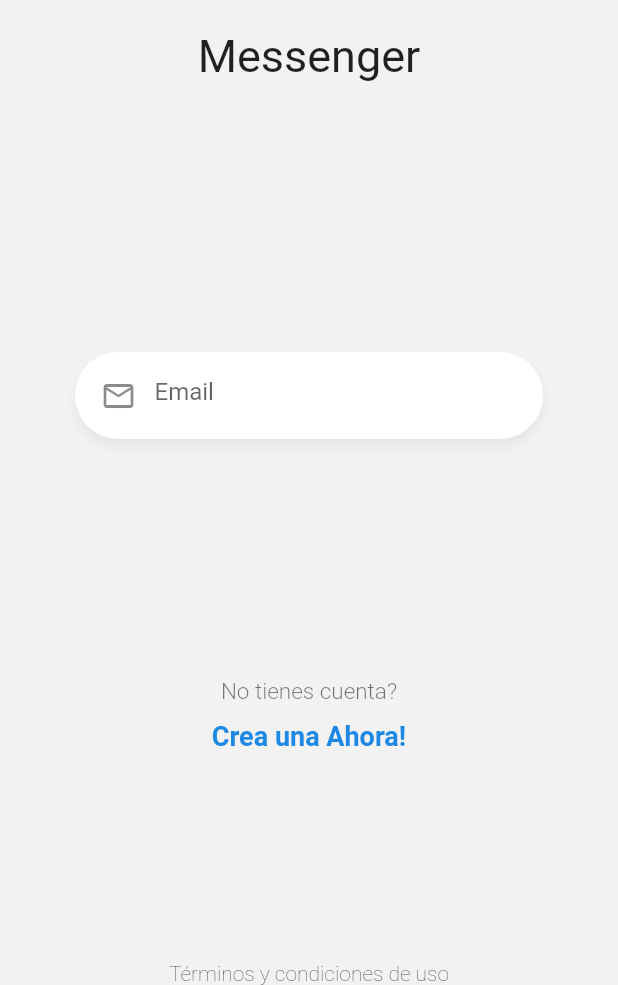
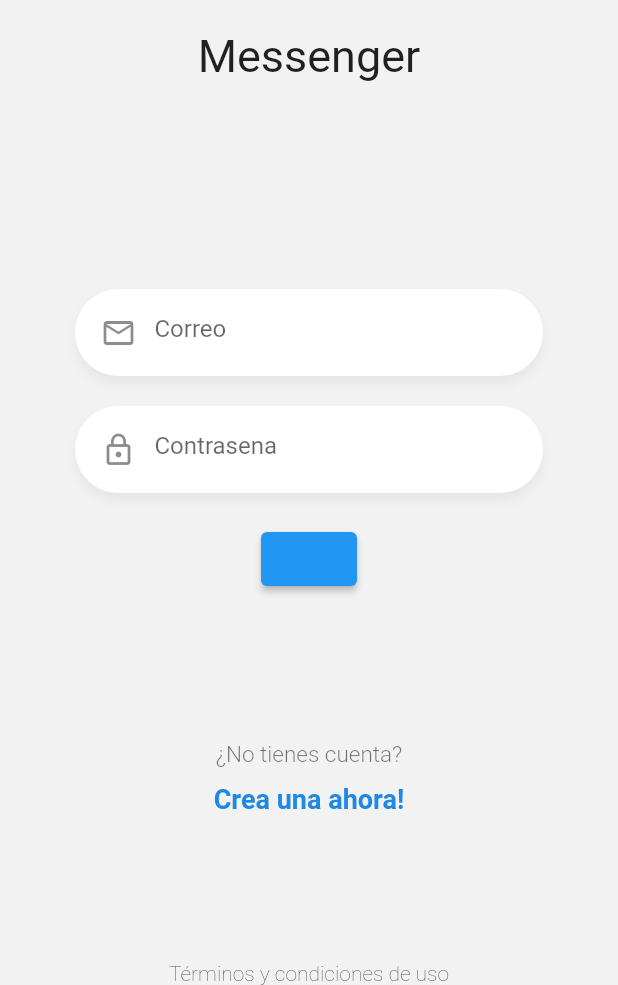
Before and after one commit to CRUXsur/flutter-chat-app, a Flutter app: the screen it shows after launch, on a phone screen of 412 x 824 dp, the part 251-1236 px from its top. Run offline on Flutter 3.47's test engine with Material 2 defaults, Android fonts, the phone set to English and light mode, and no system bars.

Commit message:
Argumentos a nuestro CustomInput

```diff
--- a/lib/pages/login_page.dart
+++ b/lib/pages/login_page.dart
@@ -1,6 +1,8 @@
 import 'package:flutter/material.dart';
 
 import 'package:chat/widgets/custom_input.dart';
+import 'package:chat/widgets/logo.dart';
+import 'package:chat/widgets/labels.dart';
 
 class LoginPage extends StatelessWidget {
   @override
@@ -11,10 +13,14 @@ class LoginPage extends StatelessWidget {
         child: Column(
           mainAxisAlignment: MainAxisAlignment.spaceBetween,
           children: [
-            _Logo(),
+            const Logo(titulo: 'Messenger'),
             _Form(),
-            _Labels(),
-            Text(
+            const Labels(
+              ruta: 'register',
+              titulo: '¿No tienes cuenta?',
+              subTitulo: 'Crea una ahora!',
+            ),
+            const Text(
               'Términos y condiciones de uso',
               style: TextStyle(fontWeight: FontWeight.w200),
             ),
@@ -25,78 +31,51 @@ class LoginPage extends StatelessWidget {
   }
 }
 
-class _Logo extends StatelessWidget {
-  const _Logo({Key? key}) : super(key: key);
-
-  @override
-  Widget build(BuildContext context) {
-    return Center(
-      child: Container(
-        width: 170,
-        margin: EdgeInsets.only(top: 50),
-        child: Column(
-          children: <Widget>[
-            Image(image: AssetImage('assets/tag-logo.png')),
-            SizedBox(height: 20),
-            Text('Messenger', style: TextStyle(fontSize: 30))
-          ],
-        ),
-      ),
-    );
-  }
-}
-
 class _Form extends StatefulWidget {
-  _Form({Key? key}) : super(key: key);
+  const _Form({Key? key}) : super(key: key);
 
   @override
   State<_Form> createState() => __FormState();
 }
 
 class __FormState extends State<_Form> {
+  final emailCtrl = TextEditingController();
+  final passCtrl = TextEditingController();
+
   @override
   Widget build(BuildContext context) {
     return Container(
-      margin: EdgeInsets.only(top: 40),
-      padding: EdgeInsets.symmetric(horizontal: 50),
+      margin: const EdgeInsets.only(top: 40),
+      padding: const EdgeInsets.symmetric(horizontal: 50),
       child: Column(
         children: <Widget>[
           //
-          CustomInput(),
+          CustomInput(
+            icon: Icons.mail_outline,
+            placeholder: 'Correo',
+            keyboardType: TextInputType.emailAddress,
+            textController: emailCtrl,
+          ),
+          //
+          CustomInput(
+            icon: Icons.lock_outline,
+            placeholder: 'Contrasena',
+            //borrar para que sea un texto normal
+            //keyboardType: TextInputType.emailAddress,
+            textController: passCtrl,
+            isPassword: true,
+          ),
           //
           // TODO: Crear Boton
+          ElevatedButton(
+            onPressed: () {
+              print(emailCtrl.text);
+              print(passCtrl.text);
+            },
+            child: null,
+          ),
         ],
       ),
     );
   }
 }
-
-class _Labels extends StatelessWidget {
-  const _Labels({Key? key}) : super(key: key);
-
-  @override
-  Widget build(BuildContext context) {
-    return Container(
-      child: Column(
-        children: <Widget>[
-          Text('No tienes cuenta?',
-              style: TextStyle(
-                  color: Colors.black54,
-                  fontSize: 15,
-                  fontWeight: FontWeight.w300)),
-          SizedBox(height: 10),
-          GestureDetector(
-            child: Text('Crea una Ahora!',
-                style: TextStyle(
-                    color: Colors.blue[600],
-                    fontSize: 18,
-                    fontWeight: FontWeight.bold)),
-            onTap: () {
-              //Navigator.pushReplacementNamed(context, this.ruta);
-            },
-          )
-        ],
-      ),
-    );
-  }
-}
--- a/lib/widgets/custom_input.dart
+++ b/lib/widgets/custom_input.dart
@@ -1,32 +1,46 @@
 import 'package:flutter/material.dart';
 
 class CustomInput extends StatelessWidget {
-  const CustomInput({Key? key}) : super(key: key);
+  final IconData icon;
+  final String placeholder;
+  final TextEditingController textController;
+  final TextInputType keyboardType;
+  final bool isPassword;
+
+  const CustomInput({
+    Key? key,
+    required this.icon,
+    required this.placeholder,
+    required this.textController,
+    this.keyboardType = TextInputType.text,
+    this.isPassword = false,
+  }) : super(key: key);
 
   @override
   Widget build(BuildContext context) {
     return Container(
-      padding: EdgeInsets.only(top: 5, left: 5, bottom: 5, right: 20),
-      margin: EdgeInsets.only(bottom: 20),
+      padding: const EdgeInsets.only(top: 5, left: 5, bottom: 5, right: 20),
+      margin: const EdgeInsets.only(bottom: 20),
       decoration: BoxDecoration(
         color: Colors.white,
         borderRadius: BorderRadius.circular(30),
         boxShadow: <BoxShadow>[
           BoxShadow(
               color: Colors.black.withOpacity(0.05),
-              offset: Offset(0, 5),
+              offset: const Offset(0, 5),
               blurRadius: 5)
         ],
       ),
       child: TextField(
+        controller: textController,
         autocorrect: false,
-        keyboardType: TextInputType.emailAddress,
-        obscureText: true,
+        keyboardType: keyboardType,
+        obscureText: isPassword,
         decoration: InputDecoration(
-            prefixIcon: Icon(Icons.mail_outline),
+            prefixIcon: Icon(icon),
             focusedBorder: InputBorder.none,
             border: InputBorder.none,
-            hintText: 'Email'),
+            hintText: placeholder),
       ),
     );
   }
--- /dev/null
+++ b/lib/widgets/labels.dart
@@ -0,0 +1,40 @@
+import 'package:flutter/material.dart';
+
+class Labels extends StatelessWidget {
+  final String ruta;
+  final String titulo;
+  final String subTitulo;
+
+  const Labels({
+    Key? key,
+    required this.ruta,
+    required this.titulo,
+    required this.subTitulo,
+  }) : super(key: key);
+
+  @override
+  Widget build(BuildContext context) {
+    return Container(
+      child: Column(
+        children: <Widget>[
+          Text(titulo,
+              style: const TextStyle(
+                  color: Colors.black54,
+                  fontSize: 15,
+                  fontWeight: FontWeight.w300)),
+          const SizedBox(height: 10),
+          GestureDetector(
+            child: Text(subTitulo,
+                style: TextStyle(
+                    color: Colors.blue[600],
+                    fontSize: 18,
+                    fontWeight: FontWeight.bold)),
+            onTap: () {
+              Navigator.pushReplacementNamed(context, ruta);
+            },
+          )
+        ],
+      ),
+    );
+  }
+}
--- /dev/null
+++ b/lib/widgets/logo.dart
@@ -0,0 +1,27 @@
+import 'package:flutter/material.dart';
+
+class Logo extends StatelessWidget {
+  final String titulo;
+
+  const Logo({
+    Key? key,
+    required this.titulo,
+  }) : super(key: key);
+
+  @override
+  Widget build(BuildContext context) {
+    return Center(
+      child: Container(
+        width: 170,
+        margin: const EdgeInsets.only(top: 50),
+        child: Column(
+          children: <Widget>[
+            const Image(image: AssetImage('assets/tag-logo.png')),
+            const SizedBox(height: 20),
+            Text(titulo, style: const TextStyle(fontSize: 30))
+          ],
+        ),
+      ),
+    );
+  }
+}
```
